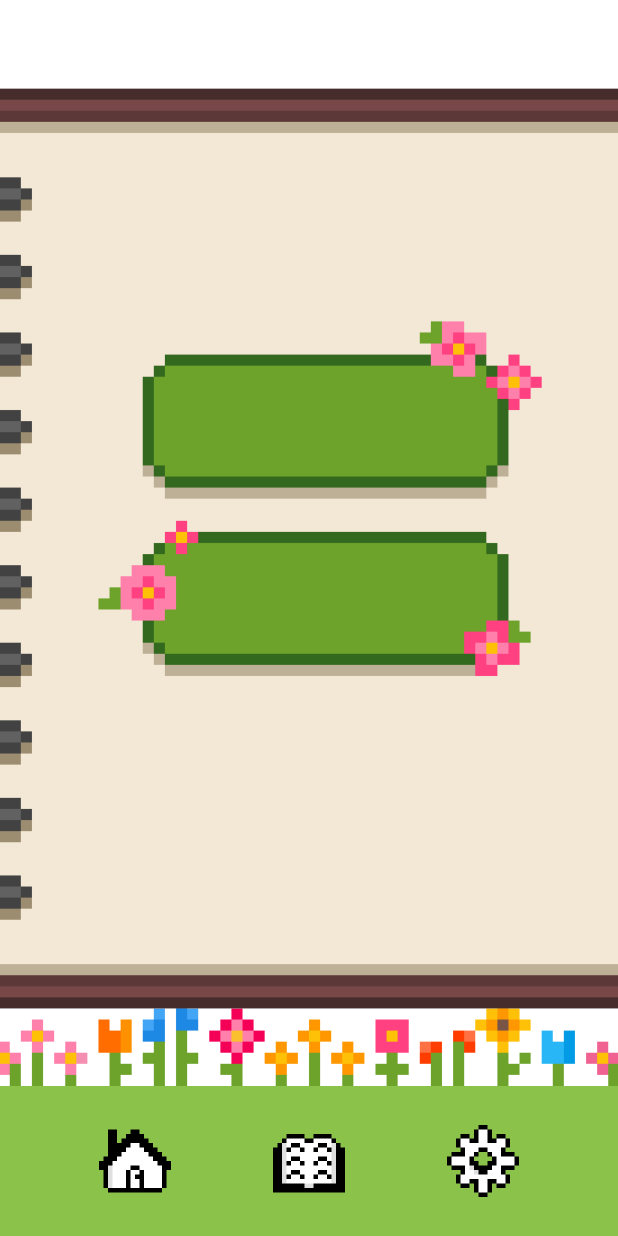
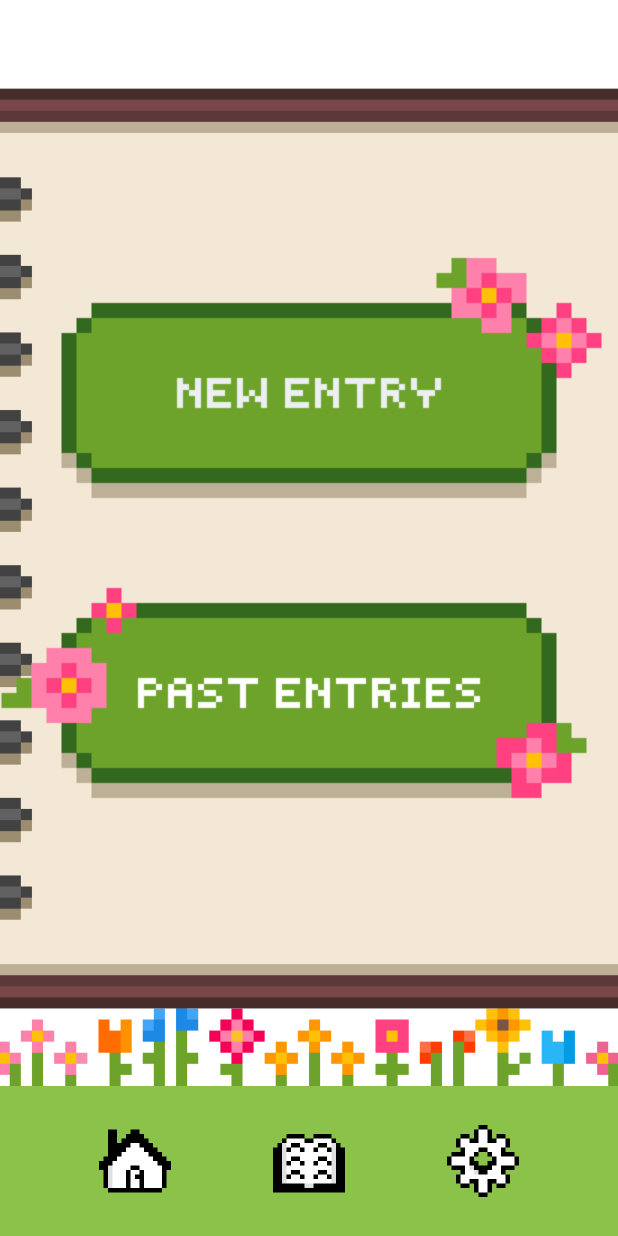
Before and after one commit to sxrah404/updog, a Flutter app: the screen it shows after launch, item 2 of the bottom bar chosen, on a phone screen of 412 x 824 dp. Run offline on Flutter 3.47's test engine with Material 3 defaults, Android fonts, the phone set to English and light mode, and no system bars; our stand-ins replace shared_preferences; missing offline and left inert: desktop_window.

Commit message:
separated journal and buttons

```diff
--- a/lib/journal.dart
+++ b/lib/journal.dart
@@ -26,12 +26,35 @@ class JournalPage extends StatelessWidget {
                     ),
                   ),
                 ),
-                Center(
-                  child: Image.asset(
-                    'assets/images/journal1.png',
-                    fit: BoxFit.cover,
-                    height: double.infinity,
-                  ),
+                Stack(
+                  children: [
+                    Center(
+                      child: Image.asset(
+                        'assets/images/page.png',
+                        fit: BoxFit.cover,
+                        height: double.infinity,
+                      ),
+                    ),
+                    Center(
+                      child: Column(
+                        mainAxisAlignment: MainAxisAlignment.center,
+                        children: [
+                          Image.asset(
+                            // turn this into button later
+                            'assets/images/new_entry.png',
+                            fit: BoxFit.cover,
+                            height: 200,
+                          ),
+                          Image.asset(
+                            // turn this into button later
+                            'assets/images/past_entries.png',
+                            fit: BoxFit.cover,
+                            height: 200,
+                          ),
+                        ],
+                      ),
+                    ),
+                  ],
                 ),
               ],
             ),
```
Also changed, not shown: assets/images/arrow.png (added), assets/images/journal1.png (deleted), assets/images/journal1_bg.png (deleted), assets/images/journal1_bg_dark.png (deleted), assets/images/journal2.png (deleted), assets/images/journal2_bg.png (deleted), assets/images/journal2_bg_dark.png (deleted), assets/images/new_entry.png (added), assets/images/page.png (added), assets/images/past_entries.png (added), assets/images/save.png (added).
